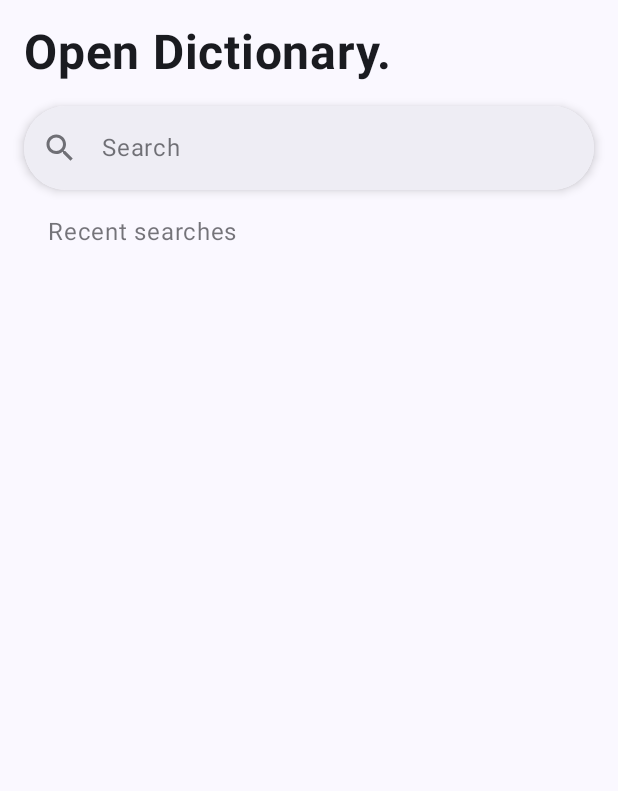
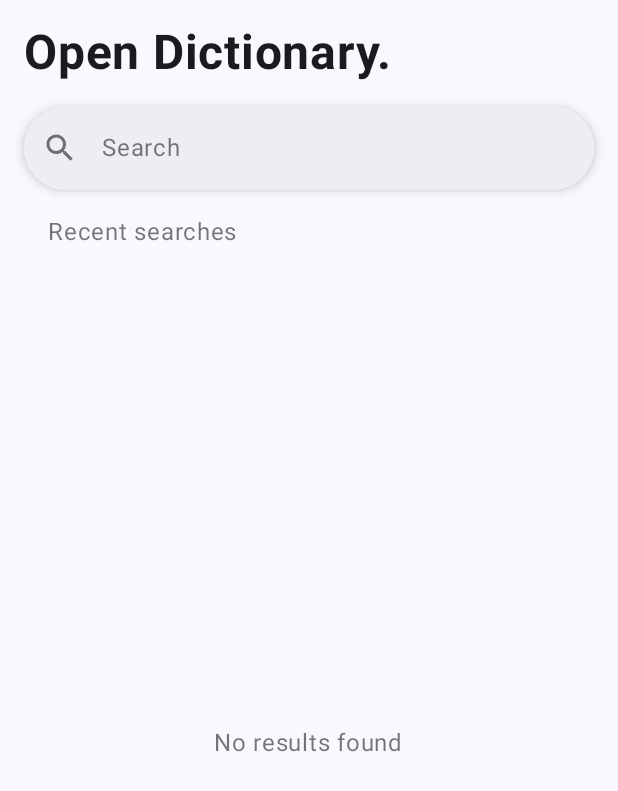
Before and after one commit to AhmedvHashem/OpenDictionary, an Android app built with Jetpack Compose: the screen it shows after launch (AppActivity), on a phone screen of 412 x 824 dp. Shown: the top 791 px of the screen. Run offline under Robolectric (Android 15) with nearby library versions, the phone set to English and light mode, and no system bars; our stand-ins replace Room's generated code.

```diff
--- a/app/src/main/java/com/hashem/opendictionary/feature/data/WordRepository.kt
+++ b/app/src/main/java/com/hashem/opendictionary/feature/data/WordRepository.kt
@@ -20,7 +20,7 @@ class WordRepository(
 ) : WordRepository {
 
     override fun getWord(word: String): Flow<WordResult<List<Word>>> = flow {
-        delay(1000)
+        delay(500)
 
         val wordFromCache = cache.getWord(word)
         if (wordFromCache.isNotEmpty()) {
@@ -33,9 +33,9 @@ class WordRepository(
     }.asWordResultFlow()
 
     override fun getRecentSearchWords(): Flow<WordResult<List<Word>>> = flow {
-        delay(1000)
+        delay(500)
 
-        val recentSearchWords = cache.getWords().map { it.toWord() }
+        val recentSearchWords = cache.getWords().reversed().map { it.toWord() }
         emit(recentSearchWords)
     }.asWordResultFlow()
 
--- a/app/src/main/java/com/hashem/opendictionary/feature/ui/AppActivity.kt
+++ b/app/src/main/java/com/hashem/opendictionary/feature/ui/AppActivity.kt
@@ -9,6 +9,7 @@ import androidx.activity.viewModels
 import androidx.compose.animation.AnimatedVisibility
 import androidx.compose.foundation.clickable
 import androidx.compose.foundation.layout.Arrangement
+import androidx.compose.foundation.layout.Box
 import androidx.compose.foundation.layout.Column
 import androidx.compose.foundation.layout.Row
 import androidx.compose.foundation.layout.Spacer
@@ -57,6 +58,7 @@ import androidx.compose.ui.unit.sp
 import androidx.lifecycle.compose.collectAsStateWithLifecycle
 import com.hashem.opendictionary.feature.ui.models.WordUI
 import com.hashem.opendictionary.theme.OpenDictionaryTheme
+import kotlinx.coroutines.launch
 
 
 class AppActivity : ComponentActivity() {
@@ -75,22 +77,23 @@ class AppActivity : ComponentActivity() {
                 val uiState by appViewModel.uiState.collectAsStateWithLifecycle()
                 val searchResults by appViewModel.searchResults.collectAsStateWithLifecycle()
                 val searchAction: (searchQuery: String) -> Unit = { appViewModel.search(it) }
+                val showErrorAction: (error: String) -> Unit =
+                    { scope.launch { snackBarHostState.showSnackbar(it) } }
 
                 Scaffold(
                     snackbarHost = { SnackbarHost(snackBarHostState) },
                     modifier = Modifier.fillMaxSize()
                 ) { innerPadding ->
-//                    scope.launch { snackBarHostState.showSnackbar("Hi SnackBar") }
                     App(
                         modifier = Modifier.padding(innerPadding),
                         uiState = uiState,
                         searchResults = searchResults,
-                        searchAction = searchAction
+                        searchAction = searchAction,
+                        showErrorAction = showErrorAction
                     )
                 }
             }
         }
-
     }
 }
 
@@ -107,7 +110,8 @@ fun App(
     modifier: Modifier = Modifier,
     uiState: AppUIState = AppUIState.Loading,
     searchResults: List<WordUI> = emptyList(),
-    searchAction: (searchQuery: String) -> Unit = {}
+    searchAction: (searchQuery: String) -> Unit = {},
+    showErrorAction: (error: String) -> Unit = {}
 ) {
     var searchQuery by remember { mutableStateOf("") }
     var showRecentSearch by remember { mutableStateOf(true) }
@@ -147,14 +151,43 @@ fun App(
 
             when (uiState) {
                 AppUIState.Loading -> {
+                    Box(
+                        modifier = Modifier.fillMaxSize(),
+                        contentAlignment = Alignment.Center
+                    ) {
                         Text(
-                        modifier = Modifier.padding(start = 16.dp, bottom = 16.dp),
                             text = "Loading...",
                             color = MaterialTheme.colorScheme.onSurface.copy(alpha = 0.6f),
                         )
                     }
+                }
 
                 AppUIState.Success -> {
+                    if (searchResults.isEmpty()) {
+                        Box(
+                            modifier = Modifier.fillMaxSize(),
+                            contentAlignment = Alignment.Center
+                        ) {
+                            Text(
+                                text = "No results found",
+                                color = MaterialTheme.colorScheme.onSurface.copy(alpha = 0.6f),
+                            )
+                        }
+                    } else {
+                        LazyColumn(
+                            modifier = Modifier.fillMaxSize(),
+                            verticalArrangement = Arrangement.spacedBy(16.dp)
+                        ) {
+                            items(searchResults) { word ->
+                                AppCard(word)
+                            }
+                        }
+                    }
+                }
+
+                is AppUIState.Error -> {
+                    if (uiState.message == "Network Error" && searchResults.isNotEmpty()) {
+                        showErrorAction("Network Error")
                         LazyColumn(
                             verticalArrangement = Arrangement.spacedBy(16.dp)
                         ) {
@@ -162,14 +195,27 @@ fun App(
                                 AppCard(word)
                             }
                         }
+                    } else if (uiState.message == "Not Found") {
+                        Box(
+                            modifier = Modifier.fillMaxSize(),
+                            contentAlignment = Alignment.Center
+                        ) {
+                            Text(
+                                text = "No results found",
+                                color = MaterialTheme.colorScheme.onSurface.copy(alpha = 0.6f),
+                            )
                         }
-
-                is AppUIState.Error -> {
+                    } else {
+                        Box(
+                            modifier = Modifier.fillMaxSize(),
+                            contentAlignment = Alignment.Center
+                        ) {
                             Text(
-                        modifier = Modifier.padding(start = 16.dp, bottom = 16.dp),
                                 text = uiState.message,
-                        color = MaterialTheme.colorScheme.error
+                                color = MaterialTheme.colorScheme.error,
                             )
+                        }
+                    }
                 }
             }
 
--- a/app/src/main/java/com/hashem/opendictionary/feature/ui/AppViewModel.kt
+++ b/app/src/main/java/com/hashem/opendictionary/feature/ui/AppViewModel.kt
@@ -1,7 +1,6 @@
 package com.hashem.opendictionary.feature.ui
 
 import android.app.Application
-import android.util.Log
 import androidx.lifecycle.ViewModel
 import androidx.lifecycle.ViewModelProvider
 import androidx.lifecycle.viewModelScope
@@ -20,6 +19,7 @@ import kotlinx.coroutines.ExperimentalCoroutinesApi
 import kotlinx.coroutines.flow.MutableStateFlow
 import kotlinx.coroutines.flow.SharingStarted
 import kotlinx.coroutines.flow.StateFlow
+import kotlinx.coroutines.flow.filterNot
 import kotlinx.coroutines.flow.flatMapLatest
 import kotlinx.coroutines.flow.map
 import kotlinx.coroutines.flow.stateIn
@@ -53,14 +53,12 @@ class AppViewModel(
     val uiState: MutableStateFlow<AppUIState> = MutableStateFlow(AppUIState.Loading)
 
     private val searchQuery: MutableStateFlow<String> = MutableStateFlow("")
-    val searchResults: StateFlow<List<WordUI>> = searchQuery.flatMapLatest { searchQuery ->
-        if (searchQuery.isEmpty()) {
+    val searchResults: StateFlow<List<WordUI>> = searchQuery.flatMapLatest { query ->
+        if (query.isEmpty()) {
             getRecentSearchWordsUseCase()
         } else {
-            getWordUseCase(searchQuery)
+            getWordUseCase(query)
         }.map { result ->
-            Log.e("getWords", result.toString())
-
             when (result) {
                 is WordResult.Success -> {
                     uiState.value = AppUIState.Success
@@ -79,46 +77,17 @@ class AppViewModel(
                     emptyList()
                 }
             }
-        }
+        }.filterNot { it.isEmpty() }
     }.stateIn(
         scope = viewModelScope,
         started = SharingStarted.WhileSubscribed(5_000),
         initialValue = emptyList()
     )
 
-//    val words: MutableStateFlow<List<WordUI>> = MutableStateFlow(emptyList())
-//    val uiState: StateFlow<AppUIState> = searchQuery.flatMapLatest { searchQuery ->
-//        if (searchQuery.isEmpty()) {
-//            getRecentSearchWordsUseCase()
-//        } else {
-//            getWordUseCase(searchQuery)
-//        }.map { result ->
-//            Log.e("getWords", result.toString())
-//
-//            when (result) {
-//                is WordResult.Success -> {
-//                    words.value = result.data.map { it.toWordUI() }
-//                    AppUIState.Success
-//                }
-//
-//                is WordResult.Fail -> {
-//                    when (result.error) {
-//                        is WordError.NetworkError -> AppUIState.Error("Network Error")
-//                        is WordError.NotFoundError -> AppUIState.Error("Not Found")
-//                        is WordError.ApiError -> AppUIState.Error("Api Error")
-//                        is WordError.UnknownError -> AppUIState.Error("Unknown Error")
-//                    }
-//                }
-//            }
-//        }
-//    }.stateIn(
-//        scope = viewModelScope,
-//        started = SharingStarted.WhileSubscribed(5_000),
-//        initialValue = AppUIState.Loading
-//    )
+    fun search(query: String) {
+        if (query == searchQuery.value)
+            return
 
-
-    fun search(query: String) {
         uiState.value = AppUIState.Loading
         searchQuery.value = query
     }
```
Lines whose indentation alone changed are shown as unchanged.
